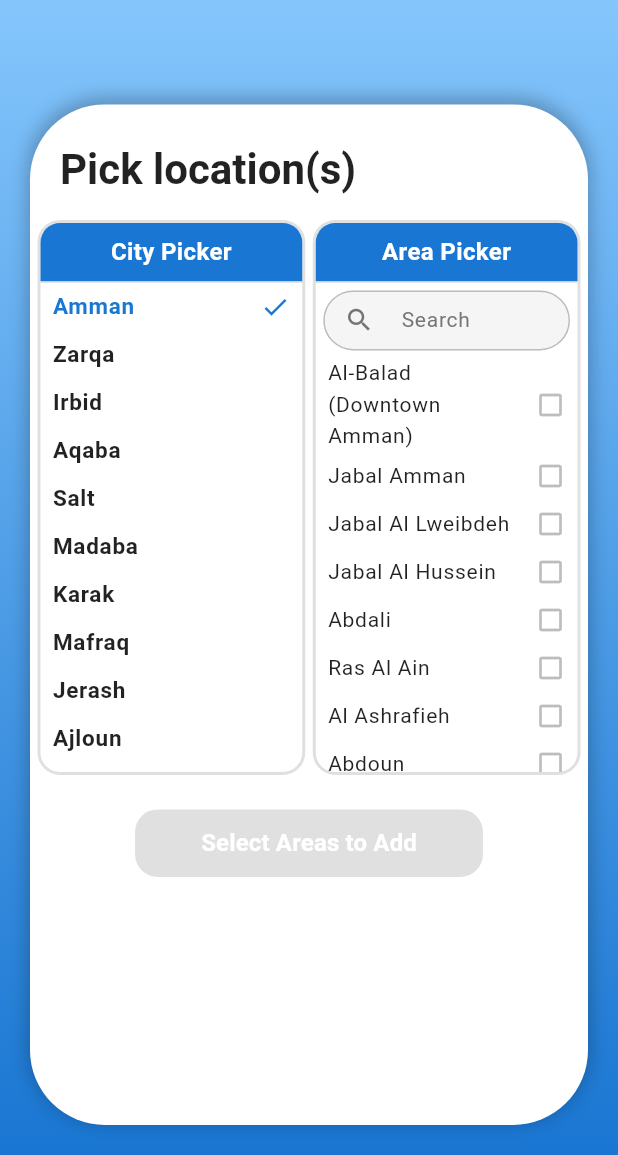
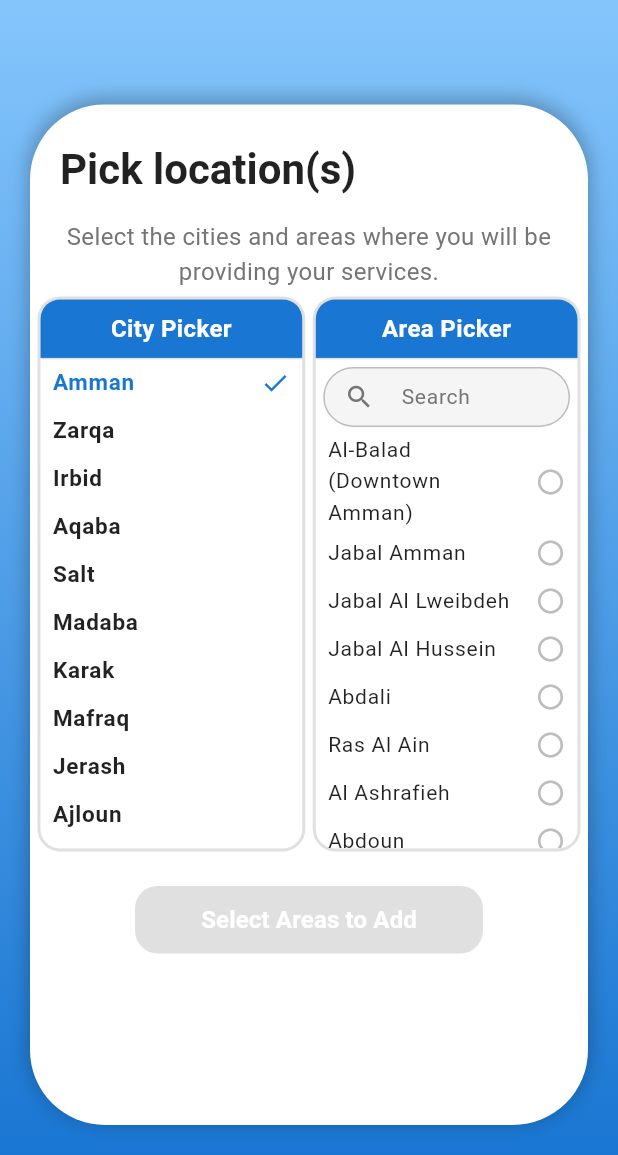
Before and after one commit to RashedGhanem11/Ajeer, a Flutter app: the LocationScreen screen opened directly with empty values, on a phone screen of 412 x 824 dp, the part 81-1236 px from its top. Run offline on Flutter 3.47's test engine with Material 3 defaults, Android fonts, the phone set to English and light mode, and no system bars; our stand-ins replace image_picker.

Commit message:
feat: Improve UI for LocationScreen and ServicesScreen with enhanced text clarity and layout adjustments

```diff
--- a/Ajeer.mobile/lib/screens/service_provider_screens/location_screen.dart
+++ b/Ajeer.mobile/lib/screens/service_provider_screens/location_screen.dart
@@ -288,15 +288,32 @@ class _LocationScreenState extends State<LocationScreen> {
               padding: const EdgeInsets.only(
                 left: 20.0,
                 right: 20.0,
-                bottom: 15.0,
+                bottom: 5.0,
               ),
-              child: Text(
+              child: Column(
+                crossAxisAlignment: CrossAxisAlignment.start,
+                children: [
+                  Text(
                     'Pick location(s)',
                     style: Theme.of(context).textTheme.headlineSmall?.copyWith(
                       fontSize: 28,
                       fontWeight: FontWeight.bold,
                       color: isDarkMode ? Colors.white : Colors.black87,
                     ),
+                  ),
+                  const SizedBox(height: 15.0),
+                  SizedBox(
+                    width: double.infinity,
+                    child: Text(
+                      'Select the cities and areas where you will be providing your services.',
+                      textAlign: TextAlign.center,
+                      style: TextStyle(
+                        fontSize: 16,
+                        color: isDarkMode ? Colors.grey[400] : Colors.grey[600],
+                      ),
+                    ),
+                  ),
+                ],
               ),
             ),
             Expanded(
@@ -556,11 +573,14 @@ class _LocationSelectionContent extends StatelessWidget {
             availableCities: availableCities,
             selectedCity: selectedCity,
             currentAreaSelection: currentAreaSelection,
+            finalLocations: finalLocations,
             areaSearchQuery: areaSearchQuery,
             onCitySelected: onCitySelected,
             onAreaTapped: onAreaTapped,
             onAreaSearchChanged: onAreaSearchChanged,
             onSave: onSave,
+            onEdit: onEdit,
+            onDelete: onDelete,
             isDarkMode: isDarkMode,
           ),
           if (finalLocations.isNotEmpty) const SizedBox(height: 10.0),
@@ -576,22 +596,28 @@ class _CityAreaSelector extends StatelessWidget {
   final List<String> availableCities;
   final String? selectedCity;
   final Set<String> currentAreaSelection;
+  final List<LocationSelection> finalLocations;
   final String areaSearchQuery;
   final ValueChanged<String> onCitySelected;
   final ValueChanged<String> onAreaTapped;
   final ValueChanged<String> onAreaSearchChanged;
   final VoidCallback onSave;
+  final ValueChanged<LocationSelection> onEdit;
+  final ValueChanged<String> onDelete;
   final bool isDarkMode;
 
   const _CityAreaSelector({
     required this.availableCities,
     required this.selectedCity,
     required this.currentAreaSelection,
+    required this.finalLocations,
     required this.areaSearchQuery,
     required this.onCitySelected,
     required this.onAreaTapped,
     required this.onAreaSearchChanged,
     required this.onSave,
+    required this.onEdit,
+    required this.onDelete,
     required this.isDarkMode,
   });
 
@@ -637,12 +663,9 @@ class _CityAreaSelector extends StatelessWidget {
             ],
           ),
         ),
-        const SizedBox(
-          height: 15.0,
-        ), // UPDATED: Added vertical space to move button down
+        const SizedBox(height: 15.0),
         Padding(
           padding: const EdgeInsets.only(top: 8.0, bottom: 5.0),
-          // UPDATED: Wrapped in Center to size to content instead of double.infinity
           child: Center(
             child: SizedBox(
               height: 45,
@@ -654,12 +677,9 @@ class _CityAreaSelector extends StatelessWidget {
                     borderRadius: BorderRadius.circular(15.0),
                   ),
                   elevation: 5,
-                  // Removed fixed width, allowing it to size to text content
                 ),
                 child: Padding(
-                  padding: const EdgeInsets.symmetric(
-                    horizontal: 20.0,
-                  ), // Added horizontal padding for better appearance
+                  padding: const EdgeInsets.symmetric(horizontal: 20.0),
                   child: Text(
                     isSaveEnabled ? 'Add Location' : 'Select Areas to Add',
                     style: const TextStyle(
@@ -692,9 +712,8 @@ class _LocationBox extends StatelessWidget {
   @override
   Widget build(BuildContext context) {
     const Color primaryBlue = Color(0xFF1976D2);
-    // Use primaryBlue in dark mode as requested, and in light mode (original logic)
-    final Color headerBgColor = isDarkMode ? primaryBlue : primaryBlue;
-    final Color headerTextColor = isDarkMode ? Colors.white : Colors.white;
+    final Color headerBgColor = primaryBlue;
+    const Color headerTextColor = Colors.white;
     final Color listBgColor = isDarkMode ? Colors.grey.shade900 : Colors.white;
     final Color borderColor = isDarkMode
         ? Colors.grey.shade700
@@ -720,7 +739,7 @@ class _LocationBox extends StatelessWidget {
             child: Text(
               title,
               textAlign: TextAlign.center,
-              style: TextStyle(
+              style: const TextStyle(
                 fontWeight: FontWeight.bold,
                 fontSize: 16,
                 color: headerTextColor,
@@ -838,7 +857,7 @@ class _AreaList extends StatelessWidget {
       return _normalizeString(area).contains(normalizedQuery);
     }).toList();
 
-    const Color selectedGreen = Colors.green; // UPDATED: Defined green color
+    const Color selectedGreen = Colors.green;
     const Color primaryColor = Color(0xFF1976D2);
 
     return Column(
@@ -904,12 +923,12 @@ class _AreaList extends StatelessWidget {
                       ),
                       trailing: isSelected
                           ? const Icon(
-                              Icons.check_box,
-                              color: selectedGreen, // UPDATED: Green checkmark
+                              Icons.check_circle,
+                              color: selectedGreen,
                               size: 20,
                             )
                           : Icon(
-                              Icons.check_box_outline_blank,
+                              Icons.radio_button_unchecked,
                               color: isDarkMode
                                   ? Colors.grey.shade600
                                   : Colors.grey.shade400,
```
Also changed, not shown: Ajeer.mobile/lib/screens/service_provider_screens/services_screen.dart (+29 -19 lines). Lines whose indentation alone changed are shown as unchanged.
